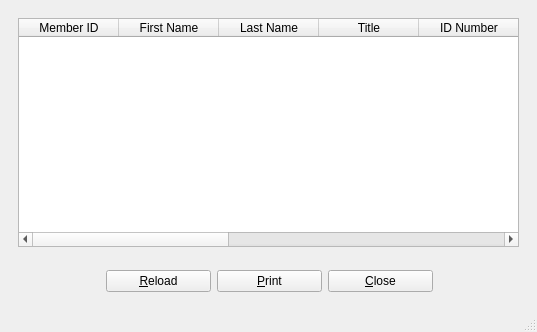
The window that history.ui (textbrowser/biblioteq) describes before a commit, drawn with Qt 5.
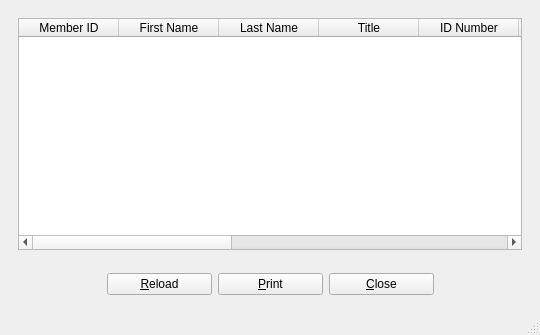
The same window after the commit. Icons and pictures are not drawn.

```diff
--- a/history.ui
+++ b/history.ui
@@ -6,8 +6,8 @@
    <rect>
     <x>0</x>
     <y>0</y>
-    <width>537</width>
-    <height>332</height>
+    <width>540</width>
+    <height>335</height>
    </rect>
   </property>
   <property name="windowTitle">
```
